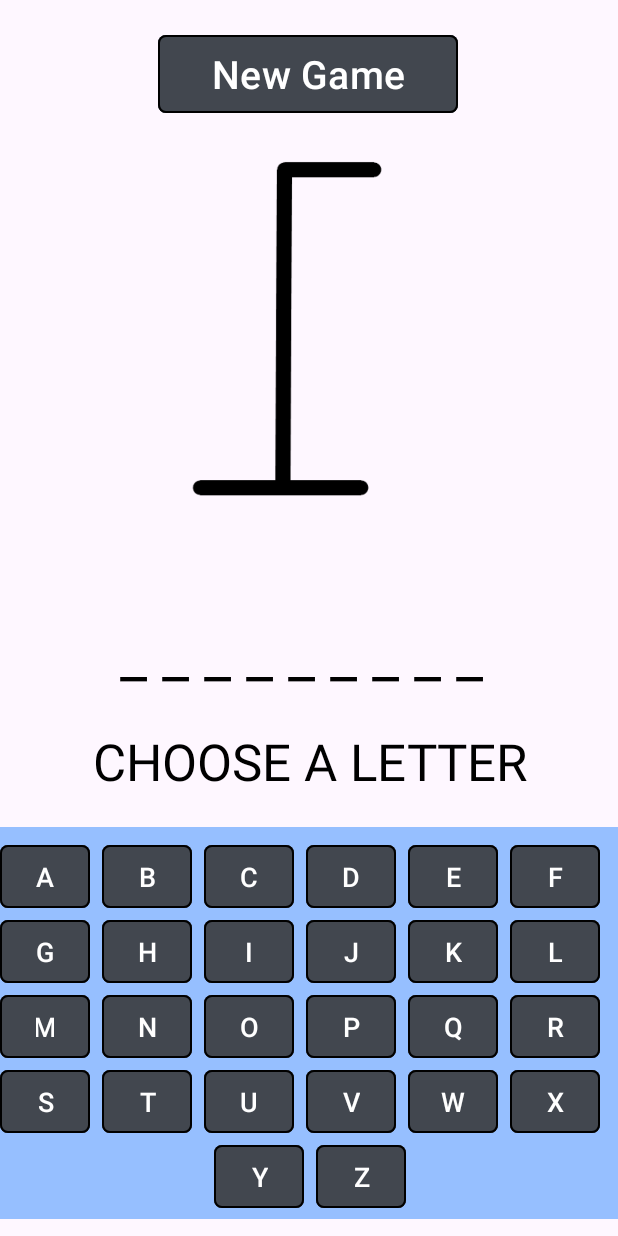
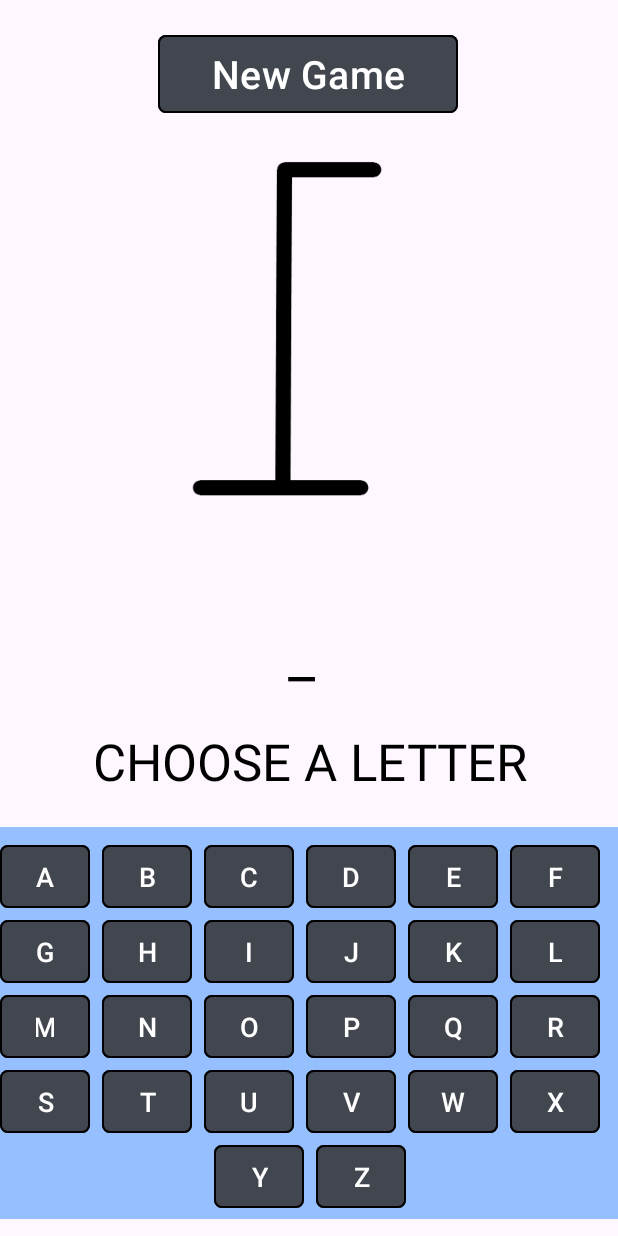
Before and after one commit to MatthewHilliard/MBT-HangmanGame, an Android app: the screen it shows after launch (MainActivity), on a phone screen of 412 x 824 dp. Run offline under Robolectric (Android 15) with nearby library versions, the phone set to English and light mode, and no system bars; 2 statements that could not run were skipped.

```diff
--- a/app/src/main/java/com/example/mbt_hangmangame/MainActivity.kt
+++ b/app/src/main/java/com/example/mbt_hangmangame/MainActivity.kt
@@ -17,9 +17,12 @@ class MainActivity : AppCompatActivity() {
     private lateinit var hangmanProgress: ImageView
     private lateinit var guessingWord: TextView
     private lateinit var newGameButton: Button
+    private lateinit var currArray: Array<String>
 
     private var currWord: String = ""
+    private var currHint: String = ""
     private var numGuesses = 0
+    private var hintState = 1
     private var curState = ""
     private val guessedLetters = mutableSetOf<Button>()
     private val allLetters = mutableSetOf<Button>()
@@ -34,7 +37,9 @@ class MainActivity : AppCompatActivity() {
 
         hangmanProgress = findViewById(R.id.hangmanPicture)
         guessingWord = findViewById(R.id.guessingWord)
-        currWord = resources.getStringArray(R.array.wordBank).random()
+        currArray = arrayOf(resources.getStringArray(R.array.wordBank).random())
+        currWord = currArray[0]
+        currHint = currArray[1]
         newGameButton = findViewById(R.id.newGameButton)
 
         newGameButton.setOnClickListener(){
@@ -171,17 +176,6 @@ class MainActivity : AppCompatActivity() {
         guessingWord.text = currentText.toString()
     }
 
-    private fun vowelHint() {
-        wrongLetter()
-        val vowels = setOf('A', 'E', 'I', 'O', 'U')
-        for ((index, char) in currWord.withIndex()) {
-            if (char in vowels) {
-                updateLetter(index*2, char)
-            }
-        }
-        checkWin()
-    }
-
     private fun checkWin(){
         val trimmedWord = guessingWord.text.toString().replace(" ", "")
         if(trimmedWord.equals(currWord, ignoreCase = true)){
@@ -194,4 +188,19 @@ class MainActivity : AppCompatActivity() {
         }
     }
 
+    private fun hintClick() {
+
+    }
+
+    private fun vowelHint() {
+        wrongLetter()
+        val vowels = setOf('A', 'E', 'I', 'O', 'U')
+        for ((index, char) in currWord.withIndex()) {
+            if (char in vowels) {
+                updateLetter(index*2, char)
+            }
+        }
+        checkWin()
+    }
+
 }
--- a/app/src/main/res/layout-land/activity_main.xml
+++ b/app/src/main/res/layout-land/activity_main.xml
@@ -85,7 +85,8 @@
         app:layout_constraintStart_toStartOf="parent"
         app:layout_constraintTop_toBottomOf="@+id/keyboard"
         app:strokeColor="#000000"
-        app:strokeWidth="1dp" />
+        app:strokeWidth="1dp"
+        android:onCLick="hintClick"/>
 
     <TextView
         android:id="@+id/hintText"
--- a/app/src/main/res/values/strings.xml
+++ b/app/src/main/res/values/strings.xml
@@ -2,15 +2,60 @@
     <string name="app_name">MBT-HangmanGame</string>
     <string name="newGame">New Game</string>
 
-    <string-array name="wordBank">
+    <array name="wordBank">
+        <item>@array/wordOne</item>
+        <item>@array/wordTwo</item>
+        <item>@array/wordThree</item>
+        <item>@array/wordFour</item>
+        <item>@array/wordFive</item>
+        <item>@array/wordSix</item>
+        <item>@array/wordSeven</item>
+        <item>@array/wordEight</item>
+    </array>
+
+    <string-array name="wordOne">
         <item>apple</item>
-        <item>banana</item>
-        <item>container</item>
-        <item>design</item>
-        <item>elephant</item>
-        <item>fancy</item>
-        <item>generate</item>
-        <item>higher</item>
+        <item>fruit</item>
     </string-array>
 
+    <string-array name="wordTwo">
+        <item>banana</item>
+        <item>fruit</item>
+    </string-array>
+
+
+    <string-array name="wordThree">
+        <item>container</item>
+        <item>receptacle</item>
+    </string-array>
+
+
+    <string-array name="wordFour">
+        <item>drawing</item>
+        <item>picture</item>
+    </string-array>
+
+
+    <string-array name="wordFive">
+        <item>elephant</item>
+        <item>animal</item>
+    </string-array>
+
+
+    <string-array name="wordSix">
+        <item>feather</item>
+        <item>bird</item>
+    </string-array>
+
+
+    <string-array name="wordSeven">
+        <item>generate</item>
+        <item>create</item>
+    </string-array>
+
+
+    <string-array name="wordEight">
+        <item>higher</item>
+        <item>up</item>
+    </string-array>
 </resources>
```
